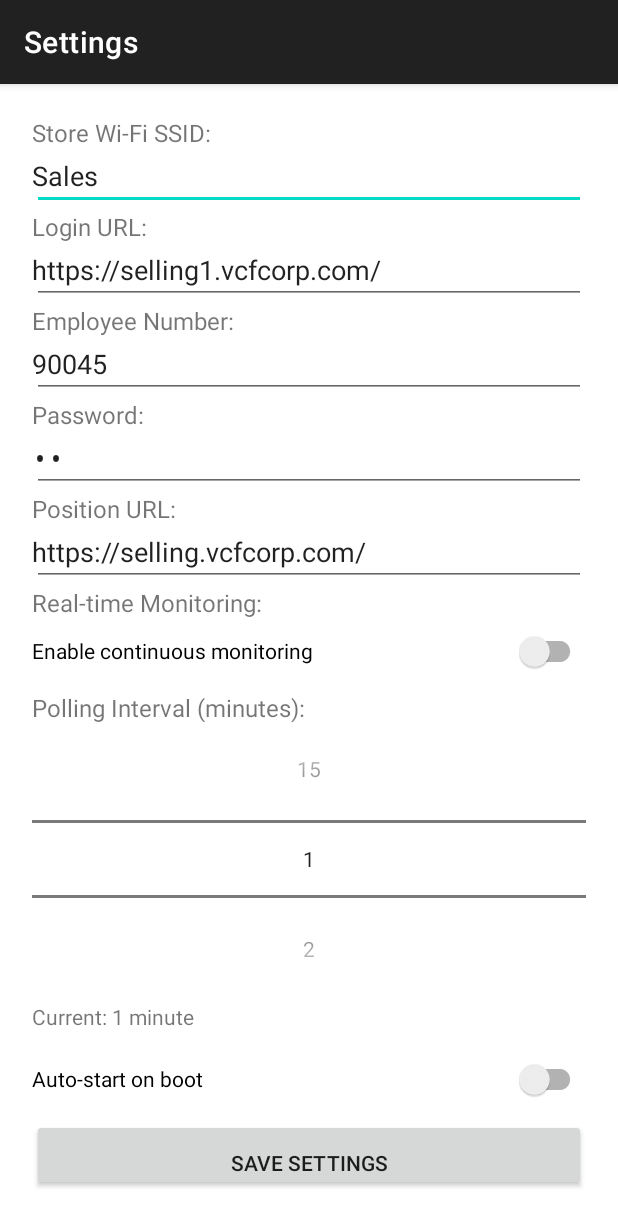
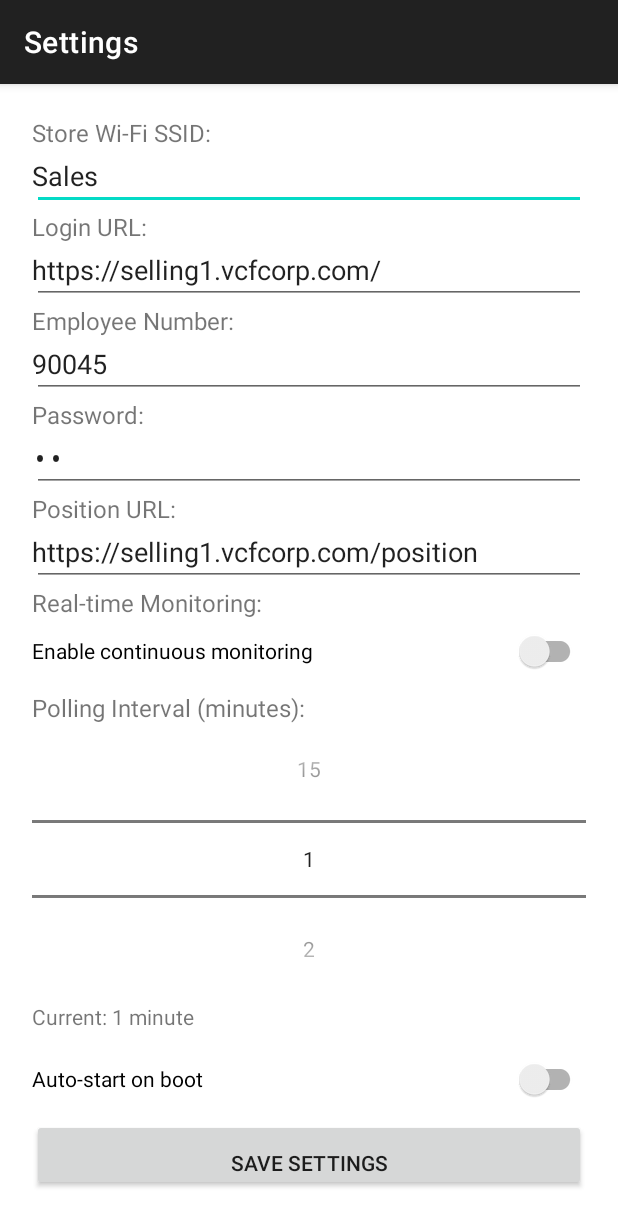
Before and after one commit to xdark36/UpListTracker, an Android app: the SettingsActivity screen opened directly, with no data from a screen before it, on a phone screen of 412 x 824 dp. Shown: the top 1226 px of the screen. Run offline under Robolectric (Android 15) with nearby library versions, the phone set to English and light mode, and no system bars.

Commit message:
Refactor: only fetch on store Wi-Fi reconnect, align default URL to real endpoint

```diff
--- a/app/src/main/java/com/example/uplisttracker/SettingsActivity.kt
+++ b/app/src/main/java/com/example/uplisttracker/SettingsActivity.kt
@@ -138,7 +138,8 @@ class SettingsActivity : AppCompatActivity() {
         loginUrlInput.setText(prefs.getString("login_url", "https://selling1.vcfcorp.com/"))
         empNumberInput.setText(prefs.getString("emp_number", "90045"))
         passwordInput.setText(prefs.getString("user_password", "03"))
-        urlInput.setText(prefs.getString("url", "https://selling.vcfcorp.com/"))
+        val defaultUrl = "https://selling1.vcfcorp.com/position"
+        urlInput.setText(prefs.getString("url", defaultUrl))
 
         // Check if monitoring is currently active
         val isMonitoringActive = prefs.getBoolean("monitoring_active", false)
```
Also changed, not shown: app/src/main/java/com/example/uplisttracker/PositionMonitorService.kt (+9 -3 lines).
